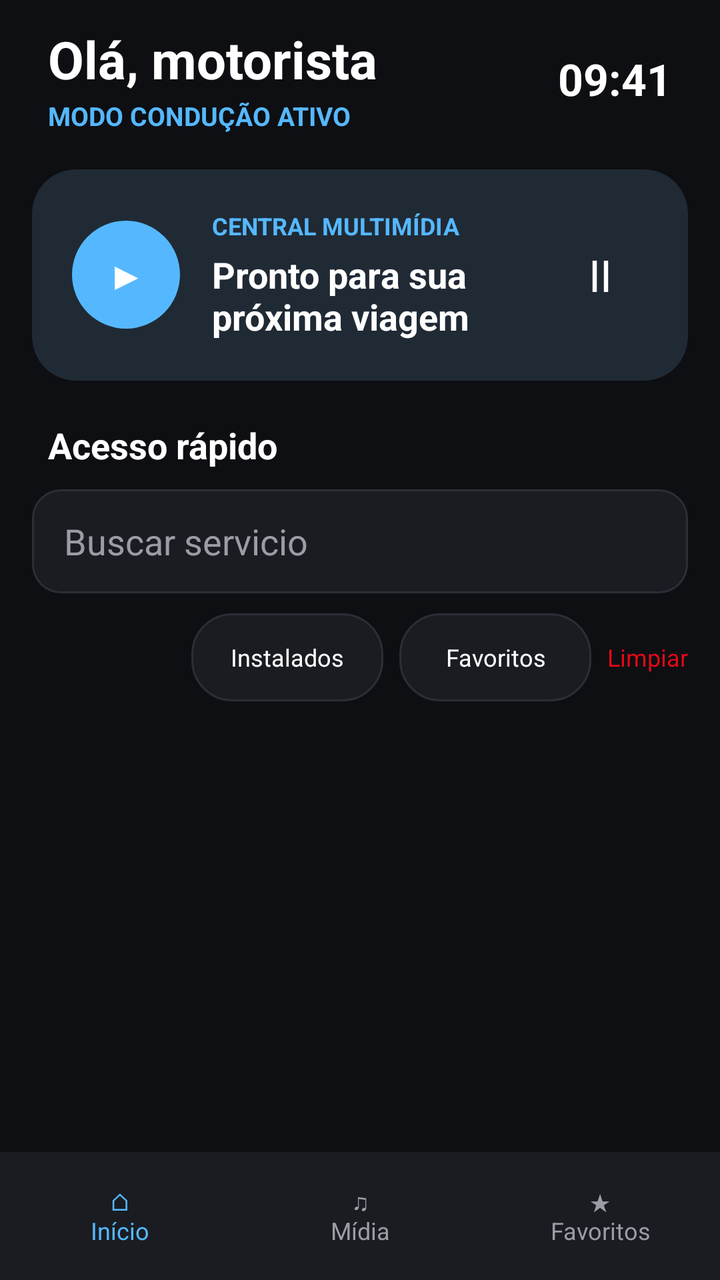
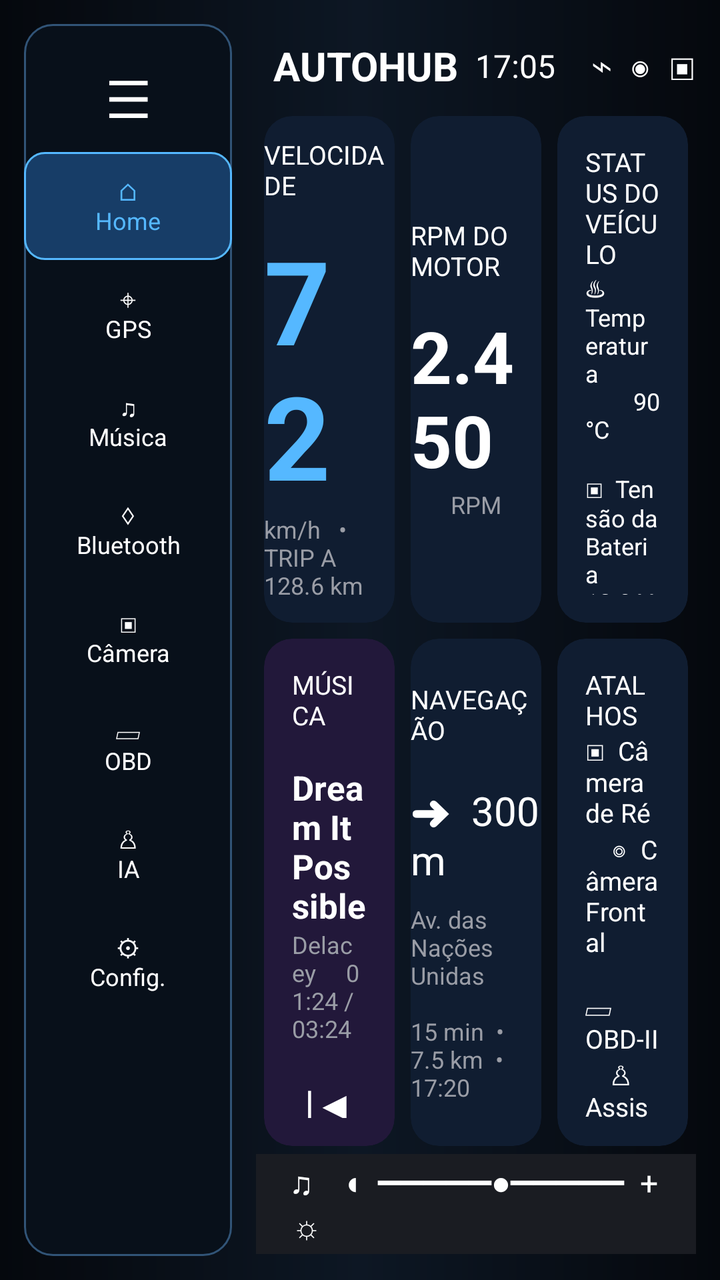

An Android layout rendered at two revisions. The XML below is the earlier revision; the diff shows what the commit changed to produce the second picture.
<!-- AndroidManifest.xml: application theme Theme.StreamHub -->
<!-- res/layout/activity_main.xml -->
<?xml version="1.0" encoding="utf-8"?>
<LinearLayout xmlns:android="http://schemas.android.com/apk/res/android"
    android:layout_width="match_parent"
    android:layout_height="match_parent"
    android:background="@color/background"
    android:orientation="vertical"
    android:paddingTop="12dp">

    <LinearLayout
        android:layout_width="match_parent"
        android:layout_height="wrap_content"
        android:layout_marginHorizontal="24dp"
        android:gravity="center_vertical"
        android:orientation="horizontal">
        <LinearLayout
            android:layout_width="0dp"
            android:layout_height="wrap_content"
            android:layout_weight="1"
            android:orientation="vertical">
            <TextView
                android:id="@+id/titleText"
                android:layout_width="wrap_content"
                android:layout_height="wrap_content"
                android:text="@string/driver_greeting"
                android:textColor="@color/text_primary"
                android:textSize="26sp"
                android:textStyle="bold" />
            <TextView
                android:layout_width="wrap_content"
                android:layout_height="wrap_content"
                android:layout_marginTop="2dp"
                android:text="@string/drive_mode"
                android:textColor="@color/accent_blue"
                android:textSize="13sp"
                android:textStyle="bold" />
        </LinearLayout>
        <TextView
            android:id="@+id/clockText"
            android:layout_width="wrap_content"
            android:layout_height="wrap_content"
            android:text="09:41"
            android:textColor="@color/text_primary"
            android:textSize="22sp"
            android:textStyle="bold" />
    </LinearLayout>

    <androidx.cardview.widget.CardView
        android:layout_width="match_parent"
        android:layout_height="wrap_content"
        android:layout_marginHorizontal="16dp"
        android:layout_marginTop="18dp"
        app:cardBackgroundColor="@color/media_card"
        app:cardCornerRadius="22dp"
        app:cardElevation="0dp"
        xmlns:app="http://schemas.android.com/apk/res-auto">
        <LinearLayout
            android:layout_width="match_parent"
            android:layout_height="wrap_content"
            android:gravity="center_vertical"
            android:orientation="horizontal"
            android:padding="20dp">
            <TextView
                android:layout_width="54dp"
                android:layout_height="54dp"
                android:background="@drawable/media_icon_background"
                android:gravity="center"
                android:text="▶"
                android:textColor="@color/text_primary"
                android:textSize="20sp" />
            <LinearLayout
                android:layout_width="0dp"
                android:layout_height="wrap_content"
                android:layout_marginStart="16dp"
                android:layout_weight="1"
                android:orientation="vertical">
                <TextView
                    android:layout_width="wrap_content"
                    android:layout_height="wrap_content"
                    android:text="@string/now_playing"
                    android:textColor="@color/accent_blue"
                    android:textSize="12sp"
                    android:textStyle="bold" />
                <TextView
                    android:layout_width="wrap_content"
                    android:layout_height="wrap_content"
                    android:layout_marginTop="4dp"
                    android:text="@string/ready_to_drive"
                    android:textColor="@color/text_primary"
                    android:textSize="18sp"
                    android:textStyle="bold" />
            </LinearLayout>
            <TextView
                android:layout_width="48dp"
                android:layout_height="48dp"
                android:background="?attr/selectableItemBackgroundBorderless"
                android:gravity="center"
                android:text="Ⅱ"
                android:textColor="@color/text_primary"
                android:textSize="22sp" />
        </LinearLayout>
    </androidx.cardview.widget.CardView>

    <TextView
        android:layout_width="wrap_content"
        android:layout_height="wrap_content"
        android:layout_marginStart="24dp"
        android:layout_marginTop="20dp"
        android:text="@string/quick_access"
        android:textColor="@color/text_primary"
        android:textSize="18sp"
        android:textStyle="bold" />

    <EditText
        android:id="@+id/searchInput"
        android:layout_width="match_parent"
        android:layout_height="52dp"
        android:layout_marginHorizontal="16dp"
        android:layout_marginTop="10dp"
        android:background="@drawable/search_background"
        android:hint="@string/search_hint"
        android:inputType="text"
        android:paddingHorizontal="16dp"
        android:singleLine="true"
        android:textColor="@color/text_primary"
        android:textColorHint="@color/text_secondary" />

    <LinearLayout
        android:layout_width="match_parent"
        android:layout_height="wrap_content"
        android:layout_marginHorizontal="16dp"
        android:layout_marginTop="10dp"
        android:gravity="center_vertical"
        android:orientation="horizontal">
        <TextView
            android:id="@+id/catalogCount"
            android:layout_width="0dp"
            android:layout_height="wrap_content"
            android:layout_weight="1"
            android:textColor="@color/text_secondary"
            android:textSize="13sp" />
        <TextView
            android:id="@+id/installedFilter"
            android:layout_width="wrap_content"
            android:layout_height="44dp"
            android:background="@drawable/filter_background"
            android:clickable="true"
            android:focusable="true"
            android:gravity="center"
            android:minWidth="96dp"
            android:paddingHorizontal="14dp"
            android:text="@string/installed_filter"
            android:textColor="@color/text_primary"
            android:textSize="12sp" />
        <TextView
            android:id="@+id/favoritesFilter"
            android:layout_width="wrap_content"
            android:layout_height="44dp"
            android:layout_marginStart="8dp"
            android:background="@drawable/filter_background"
            android:clickable="true"
            android:focusable="true"
            android:gravity="center"
            android:minWidth="96dp"
            android:paddingHorizontal="14dp"
            android:text="@string/favorites_filter"
            android:textColor="@color/text_primary"
            android:textSize="12sp" />
        <TextView
            android:id="@+id/clearFilters"
            android:layout_width="wrap_content"
            android:layout_height="44dp"
            android:layout_marginStart="8dp"
            android:clickable="true"
            android:focusable="true"
            android:gravity="center"
            android:text="@string/clear_filter"
            android:textColor="@color/accent"
            android:textSize="12sp" />
    </LinearLayout>

    <FrameLayout
        android:layout_width="match_parent"
        android:layout_height="0dp"
        android:layout_weight="1">
        <androidx.recyclerview.widget.RecyclerView
            android:id="@+id/recyclerView"
            android:layout_width="match_parent"
            android:layout_height="match_parent"
            android:clipToPadding="false"
            android:paddingTop="6dp"
            android:paddingBottom="16dp" />
        <TextView
            android:id="@+id/emptyState"
            android:layout_width="match_parent"
            android:layout_height="wrap_content"
            android:layout_gravity="center"
            android:gravity="center"
            android:padding="32dp"
            android:text="@string/empty_state"
            android:textColor="@color/text_secondary"
            android:textSize="16sp"
            android:visibility="gone" />
    </FrameLayout>

    <LinearLayout
        android:layout_width="match_parent"
        android:layout_height="64dp"
        android:background="@color/surface"
        android:gravity="center"
        android:orientation="horizontal">
        <TextView
            android:layout_width="0dp"
            android:layout_height="match_parent"
            android:layout_weight="1"
            android:gravity="center"
            android:text="⌂\nInício"
            android:textColor="@color/accent_blue"
            android:textSize="12sp" />
        <TextView
            android:layout_width="0dp"
            android:layout_height="match_parent"
            android:layout_weight="1"
            android:gravity="center"
            android:text="♫\nMídia"
            android:textColor="@color/text_secondary"
            android:textSize="12sp" />
        <TextView
            android:layout_width="0dp"
            android:layout_height="match_parent"
            android:layout_weight="1"
            android:gravity="center"
            android:text="★\nFavoritos"
            android:textColor="@color/text_secondary"
            android:textSize="12sp" />
    </LinearLayout>
</LinearLayout>
<!-- resources referenced by this layout -->
<resources>
  <color name="accent">#E50914</color>
  <color name="accent_blue">#55B8FF</color>
  <color name="background">#0E0F13</color>
  <color name="media_card">#202A35</color>
  <color name="surface">#1A1C22</color>
  <color name="text_primary">#FFFFFF</color>
  <color name="text_secondary">#9A9DA6</color>
  <!-- drawable filter_background (drawable) -->
  <?xml version="1.0" encoding="utf-8"?>
  <selector xmlns:android="http://schemas.android.com/apk/res/android">
      <item android:state_selected="true">
          <shape android:shape="rectangle">
              <solid android:color="@color/accent" />
              <corners android:radius="20dp" />
          </shape>
      </item>
      <item>
          <shape android:shape="rectangle">
              <solid android:color="@color/surface" />
              <corners android:radius="20dp" />
              <stroke android:width="1dp" android:color="#2B2E37" />
          </shape>
      </item>
  </selector>
  <!-- drawable media_icon_background (drawable) -->
  <?xml version="1.0" encoding="utf-8"?>
  <shape xmlns:android="http://schemas.android.com/apk/res/android" android:shape="oval">
      <solid android:color="@color/accent_blue" />
  </shape>
  <!-- drawable search_background (drawable) -->
  <?xml version="1.0" encoding="utf-8"?>
  <shape xmlns:android="http://schemas.android.com/apk/res/android" android:shape="rectangle">
      <solid android:color="@color/surface" />
      <corners android:radius="14dp" />
      <stroke android:width="1dp" android:color="#2B2E37" />
  </shape>
  <string name="clear_filter">Limpiar</string>
  <string name="drive_mode">MODO CONDUÇÃO ATIVO</string>
  <string name="driver_greeting">Olá, motorista</string>
  <string name="empty_state">No hay servicios que coincidan. Prueba otra búsqueda o limpia los filtros.</string>
  <string name="favorites_filter">Favoritos</string>
  <string name="installed_filter">Instalados</string>
  <string name="now_playing">CENTRAL MULTIMÍDIA</string>
  <string name="quick_access">Acesso rápido</string>
  <string name="ready_to_drive">Pronto para sua próxima viagem</string>
  <string name="search_hint">Buscar servicio</string>
  <style name="Theme.StreamHub" parent="Theme.MaterialComponents.DayNight.NoActionBar">
          <item name="colorPrimary">@color/accent</item>
          <item name="colorPrimaryVariant">@color/accent</item>
          <item name="colorOnPrimary">@color/text_primary</item>
          <item name="android:windowBackground">@color/background</item>
          <item name="android:statusBarColor">@color/background</item>
      </style>
</resources>

<!-- the commit's change to res/layout/activity_main.xml (unified diff, before → after) -->
@@ -1,236 +1,103 @@
 <?xml version="1.0" encoding="utf-8"?>
 <LinearLayout xmlns:android="http://schemas.android.com/apk/res/android"
+    xmlns:app="http://schemas.android.com/apk/res-auto"
     android:layout_width="match_parent"
     android:layout_height="match_parent"
-    android:background="@color/background"
-    android:orientation="vertical"
-    android:paddingTop="12dp">
+    android:background="@drawable/dashboard_background"
+    android:orientation="horizontal"
+    android:padding="12dp">
 
     <LinearLayout
-        android:layout_width="match_parent"
-        android:layout_height="wrap_content"
-        android:layout_marginHorizontal="24dp"
-        android:gravity="center_vertical"
-        android:orientation="horizontal">
-        <LinearLayout
-            android:layout_width="0dp"
-            android:layout_height="wrap_content"
-            android:layout_weight="1"
-            android:orientation="vertical">
-            <TextView
-                android:id="@+id/titleText"
-                android:layout_width="wrap_content"
-                android:layout_height="wrap_content"
-                android:text="@string/driver_greeting"
-                android:textColor="@color/text_primary"
-                android:textSize="26sp"
-                android:textStyle="bold" />
-            <TextView
-                android:layout_width="wrap_content"
-                android:layout_height="wrap_content"
-                android:layout_marginTop="2dp"
-                android:text="@string/drive_mode"
-                android:textColor="@color/accent_blue"
-                android:textSize="13sp"
-                android:textStyle="bold" />
-        </LinearLayout>
-        <TextView
-            android:id="@+id/clockText"
-            android:layout_width="wrap_content"
-            android:layout_height="wrap_content"
-            android:text="09:41"
-            android:textColor="@color/text_primary"
-            android:textSize="22sp"
-            android:textStyle="bold" />
+        android:layout_width="104dp"
+        android:layout_height="match_parent"
+        android:background="@drawable/panel_background"
+        android:gravity="top|center_horizontal"
+        android:orientation="vertical"
+        android:paddingVertical="10dp">
+        <TextView android:layout_width="match_parent" android:layout_height="54dp" android:gravity="center" android:text="☰" android:textColor="@color/text_primary" android:textSize="26sp" />
+        <TextView android:layout_width="match_parent" android:layout_height="54dp" android:background="@drawable/nav_selected" android:gravity="center" android:text="⌂\nHome" android:textColor="@color/accent_blue" android:textSize="12sp" />
+        <TextView android:layout_width="match_parent" android:layout_height="54dp" android:gravity="center" android:text="⌖\nGPS" android:textColor="@color/text_primary" android:textSize="12sp" />
+        <TextView android:layout_width="match_parent" android:layout_height="54dp" android:gravity="center" android:text="♫\nMúsica" android:textColor="@color/text_primary" android:textSize="12sp" />
+        <TextView android:layout_width="match_parent" android:layout_height="54dp" android:gravity="center" android:text="♢\nBluetooth" android:textColor="@color/text_primary" android:textSize="12sp" />
+        <TextView android:layout_width="match_parent" android:layout_height="54dp" android:gravity="center" android:text="▣\nCâmera" android:textColor="@color/text_primary" android:textSize="12sp" />
+        <TextView android:layout_width="match_parent" android:layout_height="54dp" android:gravity="center" android:text="▱\nOBD" android:textColor="@color/text_primary" android:textSize="12sp" />
+        <TextView android:layout_width="match_parent" android:layout_height="54dp" android:gravity="center" android:text="♙\nIA" android:textColor="@color/text_primary" android:textSize="12sp" />
+        <TextView android:layout_width="match_parent" android:layout_height="54dp" android:gravity="center" android:text="⚙\nConfig." android:textColor="@color/text_primary" android:textSize="12sp" />
     </LinearLayout>
 
-    <androidx.cardview.widget.CardView
-        android:layout_width="match_parent"
-        android:layout_height="wrap_content"
-        android:layout_marginHorizontal="16dp"
-        android:layout_marginTop="18dp"
-        app:cardBackgroundColor="@color/media_card"
-        app:cardCornerRadius="22dp"
-        app:cardElevation="0dp"
-        xmlns:app="http://schemas.android.com/apk/res-auto">
-        <LinearLayout
-            android:layout_width="match_parent"
-            android:layout_height="wrap_content"
-            android:gravity="center_vertical"
-            android:orientation="horizontal"
-            android:padding="20dp">
-            <TextView
-                android:layout_width="54dp"
-                android:layout_height="54dp"
-                android:background="@drawable/media_icon_background"
-                android:gravity="center"
-                android:text="▶"
-                android:textColor="@color/text_primary"
-                android:textSize="20sp" />
-            <LinearLayout
-                android:layout_width="0dp"
-                android:layout_height="wrap_content"
-                android:layout_marginStart="16dp"
-                android:layout_weight="1"
-                android:orientation="vertical">
-                <TextView
-                    android:layout_width="wrap_content"
-                    android:layout_height="wrap_content"
-                    android:text="@string/now_playing"
-                    android:textColor="@color/accent_blue"
-                    android:textSize="12sp"
-                    android:textStyle="bold" />
-                <TextView
-                    android:layout_width="wrap_content"
-                    android:layout_height="wrap_content"
-                    android:layout_marginTop="4dp"
-                    android:text="@string/ready_to_drive"
-                    android:textColor="@color/text_primary"
-                    android:textSize="18sp"
-                    android:textStyle="bold" />
+    <LinearLayout
+        android:layout_width="0dp"
+        android:layout_height="match_parent"
+        android:layout_weight="1"
+        android:orientation="vertical"
+        android:paddingStart="12dp">
+        <LinearLayout android:layout_width="match_parent" android:layout_height="42dp" android:gravity="center_vertical" android:orientation="horizontal">
+            <TextView android:id="@+id/titleText" android:layout_width="0dp" android:layout_height="wrap_content" android:layout_weight="1" android:gravity="center" android:text="AUTOHUB" android:textColor="@color/text_primary" android:textSize="20sp" android:textStyle="bold" />
+            <TextView android:id="@+id/clockText" android:layout_width="wrap_content" android:layout_height="wrap_content" android:layout_marginEnd="18dp" android:text="17:05" android:textColor="@color/text_primary" android:textSize="16sp" />
+            <TextView android:layout_width="wrap_content" android:layout_height="wrap_content" android:text="⌁  ◉  ▣" android:textColor="@color/text_primary" android:textSize="18sp" />
+        </LinearLayout>
+
+        <LinearLayout android:layout_width="match_parent" android:layout_height="0dp" android:layout_weight="1" android:orientation="vertical">
+            <LinearLayout android:layout_width="match_parent" android:layout_height="0dp" android:layout_weight="1" android:orientation="horizontal">
+                <androidx.cardview.widget.CardView android:layout_width="0dp" android:layout_height="match_parent" android:layout_margin="4dp" android:layout_weight="1" app:cardBackgroundColor="@color/panel_blue" app:cardCornerRadius="14dp" app:cardElevation="0dp">
+                    <LinearLayout android:layout_width="match_parent" android:layout_height="match_parent" android:gravity="center" android:orientation="vertical">
+                        <TextView android:layout_width="wrap_content" android:layout_height="wrap_content" android:text="VELOCIDADE" android:textColor="@color/text_primary" android:textSize="13sp" />
+                        <TextView android:layout_width="wrap_content" android:layout_height="wrap_content" android:layout_marginTop="10dp" android:text="72" android:textColor="@color/accent_blue" android:textSize="58sp" android:textStyle="bold" />
+                        <TextView android:layout_width="wrap_content" android:layout_height="wrap_content" android:text="km/h   •   TRIP A 128.6 km" android:textColor="@color/text_secondary" android:textSize="12sp" />
+                    </LinearLayout>
+                </androidx.cardview.widget.CardView>
+                <androidx.cardview.widget.CardView android:layout_width="0dp" android:layout_height="match_parent" android:layout_margin="4dp" android:layout_weight="1" app:cardBackgroundColor="@color/panel_blue" app:cardCornerRadius="14dp" app:cardElevation="0dp">
+                    <LinearLayout android:layout_width="match_parent" android:layout_height="match_parent" android:gravity="center" android:orientation="vertical">
+                        <TextView android:layout_width="wrap_content" android:layout_height="wrap_content" android:text="RPM DO MOTOR" android:textColor="@color/text_primary" android:textSize="13sp" />
+                        <TextView android:layout_width="wrap_content" android:layout_height="wrap_content" android:layout_marginTop="12dp" android:text="2.450" android:textColor="@color/text_primary" android:textSize="36sp" android:textStyle="bold" />
+                        <TextView android:layout_width="wrap_content" android:layout_height="wrap_content" android:text="RPM" android:textColor="@color/text_secondary" android:textSize="12sp" />
+                    </LinearLayout>
+                </androidx.cardview.widget.CardView>
+                <androidx.cardview.widget.CardView android:layout_width="0dp" android:layout_height="match_parent" android:layout_margin="4dp" android:layout_weight="1" app:cardBackgroundColor="@color/panel_blue" app:cardCornerRadius="14dp" app:cardElevation="0dp">
+                    <LinearLayout android:layout_width="match_parent" android:layout_height="match_parent" android:orientation="vertical" android:padding="14dp">
+                        <TextView android:layout_width="wrap_content" android:layout_height="wrap_content" android:text="STATUS DO VEÍCULO" android:textColor="@color/text_primary" android:textSize="13sp" />
+                        <TextView android:layout_width="match_parent" android:layout_height="0dp" android:layout_weight="1" android:gravity="center_vertical" android:text="♨  Temperatura                 90 °C\n\n▣  Tensão da Bateria           13.9 V\n\n♧  Carga do Motor                 38 %\n\n⛽  Consumo Médio             10.8 km/L" android:textColor="@color/text_primary" android:textSize="12sp" />
+                    </LinearLayout>
+                </androidx.cardview.widget.CardView>
             </LinearLayout>
-            <TextView
-                android:layout_width="48dp"
-                android:layout_height="48dp"
-                android:background="?attr/selectableItemBackgroundBorderless"
-                android:gravity="center"
-                android:text="Ⅱ"
-                android:textColor="@color/text_primary"
-                android:textSize="22sp" />
+
+            <LinearLayout android:layout_width="match_parent" android:layout_height="0dp" android:layout_weight="1" android:orientation="horizontal">
+                <androidx.cardview.widget.CardView android:layout_width="0dp" android:layout_height="match_parent" android:layout_margin="4dp" android:layout_weight="1" app:cardBackgroundColor="@color/panel_purple" app:cardCornerRadius="14dp" app:cardElevation="0dp">
+                    <LinearLayout android:layout_width="match_parent" android:layout_height="match_parent" android:gravity="center_vertical" android:orientation="vertical" android:padding="14dp">
+                        <TextView android:layout_width="wrap_content" android:layout_height="wrap_content" android:text="MÚSICA" android:textColor="@color/text_primary" android:textSize="13sp" />
+                        <TextView android:layout_width="wrap_content" android:layout_height="wrap_content" android:layout_marginTop="16dp" android:text="Dream It Possible" android:textColor="@color/text_primary" android:textSize="17sp" android:textStyle="bold" />
+                        <TextView android:layout_width="wrap_content" android:layout_height="wrap_content" android:text="Delacey     01:24 / 03:24" android:textColor="@color/text_secondary" android:textSize="12sp" />
+                        <TextView android:layout_width="match_parent" android:layout_height="wrap_content" android:layout_marginTop="16dp" android:gravity="center" android:text="|◀       ❚❚       ▶|" android:textColor="@color/text_primary" android:textSize="20sp" />
+                    </LinearLayout>
+                </androidx.cardview.widget.CardView>
+                <androidx.cardview.widget.CardView android:layout_width="0dp" android:layout_height="match_parent" android:layout_margin="4dp" android:layout_weight="1" app:cardBackgroundColor="@color/panel_blue" app:cardCornerRadius="14dp" app:cardElevation="0dp">
+                    <LinearLayout android:layout_width="match_parent" android:layout_height="match_parent" android:gravity="center" android:orientation="vertical">
+                        <TextView android:layout_width="wrap_content" android:layout_height="wrap_content" android:text="NAVEGAÇÃO" android:textColor="@color/text_primary" android:textSize="13sp" />
+                        <TextView android:layout_width="wrap_content" android:layout_height="wrap_content" android:layout_marginTop="18dp" android:text="➜  300 m" android:textColor="@color/text_primary" android:textSize="20sp" />
+                        <TextView android:layout_width="wrap_content" android:layout_height="wrap_content" android:layout_marginTop="8dp" android:text="Av. das Nações\nUnidas\n\n15 min  •  7.5 km  •  17:20" android:textColor="@color/text_secondary" android:textSize="12sp" />
+                    </LinearLayout>
+                </androidx.cardview.widget.CardView>
+                <androidx.cardview.widget.CardView android:layout_width="0dp" android:layout_height="match_parent" android:layout_margin="4dp" android:layout_weight="1" app:cardBackgroundColor="@color/panel_blue" app:cardCornerRadius="14dp" app:cardElevation="0dp">
+                    <LinearLayout android:layout_width="match_parent" android:layout_height="match_parent" android:orientation="vertical" android:padding="14dp">
+                        <TextView android:layout_width="wrap_content" android:layout_height="wrap_content" android:text="ATALHOS" android:textColor="@color/text_primary" android:textSize="13sp" />
+                        <TextView android:layout_width="match_parent" android:layout_height="0dp" android:layout_weight="1" android:gravity="center_vertical" android:text="▣  Câmera de Ré    　◎  Câmera Frontal\n\n▱  OBD-II            　♙  Assistente IA" android:textColor="@color/text_primary" android:textSize="13sp" />
+                    </LinearLayout>
+                </androidx.cardview.widget.CardView>
+            </LinearLayout>
         </LinearLayout>
-    </androidx.cardview.widget.CardView>
 
-    <TextView
-        android:layout_width="wrap_content"
-        android:layout_height="wrap_content"
-        android:layout_marginStart="24dp"
-        android:layout_marginTop="20dp"
-        android:text="@string/quick_access"
-        android:textColor="@color/text_primary"
-        android:textSize="18sp"
-        android:textStyle="bold" />
+        <LinearLayout android:layout_width="match_parent" android:layout_height="50dp" android:background="@color/surface" android:gravity="center_vertical" android:orientation="horizontal" android:paddingHorizontal="18dp">
+            <TextView android:layout_width="wrap_content" android:layout_height="wrap_content" android:text="♫    ◖  ━━━━━●━━━━━  +     ☼" android:textColor="@color/text_primary" android:textSize="16sp" />
+            <TextView android:layout_width="0dp" android:layout_height="1dp" android:layout_weight="1" />
+            <TextView android:layout_width="wrap_content" android:layout_height="wrap_content" android:text="☾" android:textColor="@color/text_primary" android:textSize="20sp" />
+        </LinearLayout>
 
-    <EditText
-        android:id="@+id/searchInput"
-        android:layout_width="match_parent"
-        android:layout_height="52dp"
-        android:layout_marginHorizontal="16dp"
-        android:layout_marginTop="10dp"
-        android:background="@drawable/search_background"
-        android:hint="@string/search_hint"
-        android:inputType="text"
-        android:paddingHorizontal="16dp"
-        android:singleLine="true"
-        android:textColor="@color/text_primary"
-        android:textColorHint="@color/text_secondary" />
-
-    <LinearLayout
-        android:layout_width="match_parent"
-        android:layout_height="wrap_content"
-        android:layout_marginHorizontal="16dp"
-        android:layout_marginTop="10dp"
-        android:gravity="center_vertical"
-        android:orientation="horizontal">
-        <TextView
-            android:id="@+id/catalogCount"
-            android:layout_width="0dp"
-            android:layout_height="wrap_content"
-            android:layout_weight="1"
-            android:textColor="@color/text_secondary"
-            android:textSize="13sp" />
-        <TextView
-            android:id="@+id/installedFilter"
-            android:layout_width="wrap_content"
-            android:layout_height="44dp"
-            android:background="@drawable/filter_background"
-            android:clickable="true"
-            android:focusable="true"
-            android:gravity="center"
-            android:minWidth="96dp"
-            android:paddingHorizontal="14dp"
-            android:text="@string/installed_filter"
-            android:textColor="@color/text_primary"
-            android:textSize="12sp" />
-        <TextView
-            android:id="@+id/favoritesFilter"
-            android:layout_width="wrap_content"
-            android:layout_height="44dp"
-            android:layout_marginStart="8dp"
-            android:background="@drawable/filter_background"
-            android:clickable="true"
-            android:focusable="true"
-            android:gravity="center"
-            android:minWidth="96dp"
-            android:paddingHorizontal="14dp"
-            android:text="@string/favorites_filter"
-            android:textColor="@color/text_primary"
-            android:textSize="12sp" />
-        <TextView
-            android:id="@+id/clearFilters"
-            android:layout_width="wrap_content"
-            android:layout_height="44dp"
-            android:layout_marginStart="8dp"
-            android:clickable="true"
-            android:focusable="true"
-            android:gravity="center"
-            android:text="@string/clear_filter"
-            android:textColor="@color/accent"
-            android:textSize="12sp" />
-    </LinearLayout>
-
-    <FrameLayout
-        android:layout_width="match_parent"
-        android:layout_height="0dp"
-        android:layout_weight="1">
-        <androidx.recyclerview.widget.RecyclerView
-            android:id="@+id/recyclerView"
-            android:layout_width="match_parent"
-            android:layout_height="match_parent"
-            android:clipToPadding="false"
-            android:paddingTop="6dp"
-            android:paddingBottom="16dp" />
-        <TextView
-            android:id="@+id/emptyState"
-            android:layout_width="match_parent"
-            android:layout_height="wrap_content"
-            android:layout_gravity="center"
-            android:gravity="center"
-            android:padding="32dp"
-            android:text="@string/empty_state"
-            android:textColor="@color/text_secondary"
-            android:textSize="16sp"
-            android:visibility="gone" />
-    </FrameLayout>
-
-    <LinearLayout
-        android:layout_width="match_parent"
-        android:layout_height="64dp"
-        android:background="@color/surface"
-        android:gravity="center"
-        android:orientation="horizontal">
-        <TextView
-            android:layout_width="0dp"
-            android:layout_height="match_parent"
-            android:layout_weight="1"
-            android:gravity="center"
-            android:text="⌂\nInício"
-            android:textColor="@color/accent_blue"
-            android:textSize="12sp" />
-        <TextView
-            android:layout_width="0dp"
-            android:layout_height="match_parent"
-            android:layout_weight="1"
-            android:gravity="center"
-            android:text="♫\nMídia"
-            android:textColor="@color/text_secondary"
-            android:textSize="12sp" />
-        <TextView
-            android:layout_width="0dp"
-            android:layout_height="match_parent"
-            android:layout_weight="1"
-            android:gravity="center"
-            android:text="★\nFavoritos"
-            android:textColor="@color/text_secondary"
-            android:textSize="12sp" />
+        <EditText android:id="@+id/searchInput" android:layout_width="1dp" android:layout_height="1dp" android:alpha="0" android:hint="@string/search_hint" android:inputType="text" />
+        <TextView android:id="@+id/catalogCount" android:layout_width="1dp" android:layout_height="1dp" android:visibility="gone" />
+        <TextView android:id="@+id/installedFilter" android:layout_width="1dp" android:layout_height="1dp" android:visibility="gone" />
+        <TextView android:id="@+id/favoritesFilter" android:layout_width="1dp" android:layout_height="1dp" android:visibility="gone" />
+        <TextView android:id="@+id/clearFilters" android:layout_width="1dp" android:layout_height="1dp" android:visibility="gone" />
+        <TextView android:id="@+id/emptyState" android:layout_width="1dp" android:layout_height="1dp" android:visibility="gone" />
+        <androidx.recyclerview.widget.RecyclerView android:id="@+id/recyclerView" android:layout_width="1dp" android:layout_height="1dp" android:visibility="gone" />
     </LinearLayout>
 </LinearLayout>
<!-- resource entries referenced after the edit -->
@@ -1,50 +1,30 @@
 <!-- resources referenced by this layout -->
 <resources>
-  <color name="accent">#E50914</color>
   <color name="accent_blue">#55B8FF</color>
-  <color name="background">#0E0F13</color>
-  <color name="media_card">#202A35</color>
+  <color name="panel_blue">#101D31</color>
+  <color name="panel_purple">#22183A</color>
   <color name="surface">#1A1C22</color>
   <color name="text_primary">#FFFFFF</color>
   <color name="text_secondary">#9A9DA6</color>
-  <!-- drawable filter_background (drawable) -->
-  <?xml version="1.0" encoding="utf-8"?>
-  <selector xmlns:android="http://schemas.android.com/apk/res/android">
-      <item android:state_selected="true">
-          <shape android:shape="rectangle">
-              <solid android:color="@color/accent" />
-              <corners android:radius="20dp" />
-          </shape>
-      </item>
-      <item>
-          <shape android:shape="rectangle">
-              <solid android:color="@color/surface" />
-              <corners android:radius="20dp" />
-              <stroke android:width="1dp" android:color="#2B2E37" />
-          </shape>
-      </item>
-  </selector>
-  <!-- drawable media_icon_background (drawable) -->
-  <?xml version="1.0" encoding="utf-8"?>
-  <shape xmlns:android="http://schemas.android.com/apk/res/android" android:shape="oval">
-      <solid android:color="@color/accent_blue" />
-  </shape>
-  <!-- drawable search_background (drawable) -->
+  <!-- drawable dashboard_background (drawable) -->
   <?xml version="1.0" encoding="utf-8"?>
   <shape xmlns:android="http://schemas.android.com/apk/res/android" android:shape="rectangle">
-      <solid android:color="@color/surface" />
+      <gradient android:angle="0" android:startColor="#05080D" android:centerColor="#0D1724" android:endColor="#05080D" />
+  </shape>
+  <!-- drawable nav_selected (drawable) -->
+  <?xml version="1.0" encoding="utf-8"?>
+  <shape xmlns:android="http://schemas.android.com/apk/res/android" android:shape="rectangle">
+      <solid android:color="#173D67" />
+      <corners android:radius="10dp" />
+      <stroke android:width="1dp" android:color="@color/accent_blue" />
+  </shape>
+  <!-- drawable panel_background (drawable) -->
+  <?xml version="1.0" encoding="utf-8"?>
+  <shape xmlns:android="http://schemas.android.com/apk/res/android" android:shape="rectangle">
+      <solid android:color="#08101A" />
       <corners android:radius="14dp" />
-      <stroke android:width="1dp" android:color="#2B2E37" />
+      <stroke android:width="1dp" android:color="@color/panel_border" />
   </shape>
-  <string name="clear_filter">Limpiar</string>
-  <string name="drive_mode">MODO CONDUÇÃO ATIVO</string>
-  <string name="driver_greeting">Olá, motorista</string>
-  <string name="empty_state">No hay servicios que coincidan. Prueba otra búsqueda o limpia los filtros.</string>
-  <string name="favorites_filter">Favoritos</string>
-  <string name="installed_filter">Instalados</string>
-  <string name="now_playing">CENTRAL MULTIMÍDIA</string>
-  <string name="quick_access">Acesso rápido</string>
-  <string name="ready_to_drive">Pronto para sua próxima viagem</string>
   <string name="search_hint">Buscar servicio</string>
   <style name="Theme.StreamHub" parent="Theme.MaterialComponents.DayNight.NoActionBar">
           <item name="colorPrimary">@color/accent</item>
@@ -53,5 +33,8 @@
           <item name="android:windowBackground">@color/background</item>
           <item name="android:statusBarColor">@color/background</item>
       </style>
+  <color name="panel_border">#315477</color>
+  <color name="accent">#E50914</color>
+  <color name="background">#0E0F13</color>
 </resources>
 
